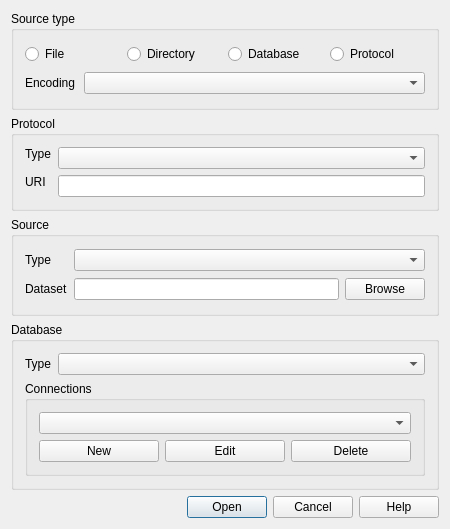
Old version of the form src/ui/qgsopenvectorlayerdialogbase.ui in the repository carsmie/QGIS.
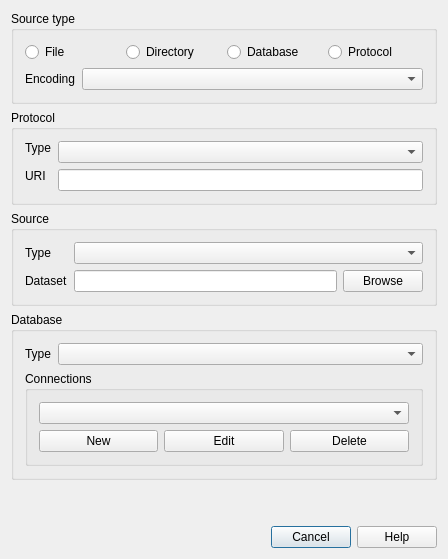
New version of the form. Icons and pictures are not drawn.

Commit message:
[addbuttonlayer] Fix layout of vector dialog
This is an attempt to fix the layout of the vector
layer dialog to fit in the unified dialog layout.

The optiomal solution would probably involve
a complete refactoring of the vector layer dialog
to use a stacked widget.

The edit to the form file:
```diff
--- a/src/ui/qgsopenvectorlayerdialogbase.ui
+++ b/src/ui/qgsopenvectorlayerdialogbase.ui
@@ -14,7 +14,7 @@
    </rect>
   </property>
   <property name="sizePolicy">
-   <sizepolicy hsizetype="Preferred" vsizetype="Preferred">
+   <sizepolicy hsizetype="Preferred" vsizetype="Fixed">
     <horstretch>0</horstretch>
     <verstretch>0</verstretch>
    </sizepolicy>
@@ -26,9 +26,25 @@
    <iconset>
     <normaloff>.</normaloff>.</iconset>
   </property>
-  <layout class="QGridLayout" name="gridLayout_5">
+  <layout class="QGridLayout" name="gridLayout">
+   <property name="sizeConstraint">
+    <enum>QLayout::SetFixedSize</enum>
+   </property>
+   <item row="5" column="0">
+    <widget class="QDialogButtonBox" name="buttonBox">
+     <property name="standardButtons">
+      <set>QDialogButtonBox::Cancel|QDialogButtonBox::Help</set>
+     </property>
+    </widget>
+   </item>
    <item row="1" column="0">
     <widget class="QGroupBox" name="protocolGroupBox">
+     <property name="sizePolicy">
+      <sizepolicy hsizetype="Preferred" vsizetype="Fixed">
+       <horstretch>0</horstretch>
+       <verstretch>0</verstretch>
+      </sizepolicy>
+     </property>
      <property name="minimumSize">
       <size>
        <width>0</width>
@@ -68,7 +84,7 @@
    <item row="2" column="0">
     <widget class="QGroupBox" name="fileGroupBox">
      <property name="sizePolicy">
-      <sizepolicy hsizetype="Expanding" vsizetype="Expanding">
+      <sizepolicy hsizetype="Expanding" vsizetype="Fixed">
        <horstretch>0</horstretch>
        <verstretch>0</verstretch>
       </sizepolicy>
@@ -123,17 +139,10 @@
      </layout>
     </widget>
    </item>
-   <item row="4" column="0">
-    <widget class="QDialogButtonBox" name="buttonBox">
-     <property name="standardButtons">
-      <set>QDialogButtonBox::Cancel|QDialogButtonBox::Help|QDialogButtonBox::Open</set>
-     </property>
-    </widget>
-   </item>
    <item row="3" column="0">
     <widget class="QGroupBox" name="dbGroupBox">
      <property name="sizePolicy">
-      <sizepolicy hsizetype="Expanding" vsizetype="Expanding">
+      <sizepolicy hsizetype="Expanding" vsizetype="Fixed">
        <horstretch>0</horstretch>
        <verstretch>0</verstretch>
       </sizepolicy>
@@ -210,7 +219,7 @@
    <item row="0" column="0">
     <widget class="QGroupBox" name="srcGroupBox_2">
      <property name="sizePolicy">
-      <sizepolicy hsizetype="Expanding" vsizetype="Expanding">
+      <sizepolicy hsizetype="Preferred" vsizetype="Fixed">
        <horstretch>0</horstretch>
        <verstretch>0</verstretch>
       </sizepolicy>
@@ -275,6 +284,19 @@
      </layout>
     </widget>
    </item>
+   <item row="4" column="0">
+    <spacer name="verticalSpacer">
+     <property name="orientation">
+      <enum>Qt::Vertical</enum>
+     </property>
+     <property name="sizeHint" stdset="0">
+      <size>
+       <width>20</width>
+       <height>40</height>
+      </size>
+     </property>
+    </spacer>
+   </item>
   </layout>
  </widget>
  <layoutdefault spacing="6" margin="11"/>
```
The commit also changes 3 other files.
